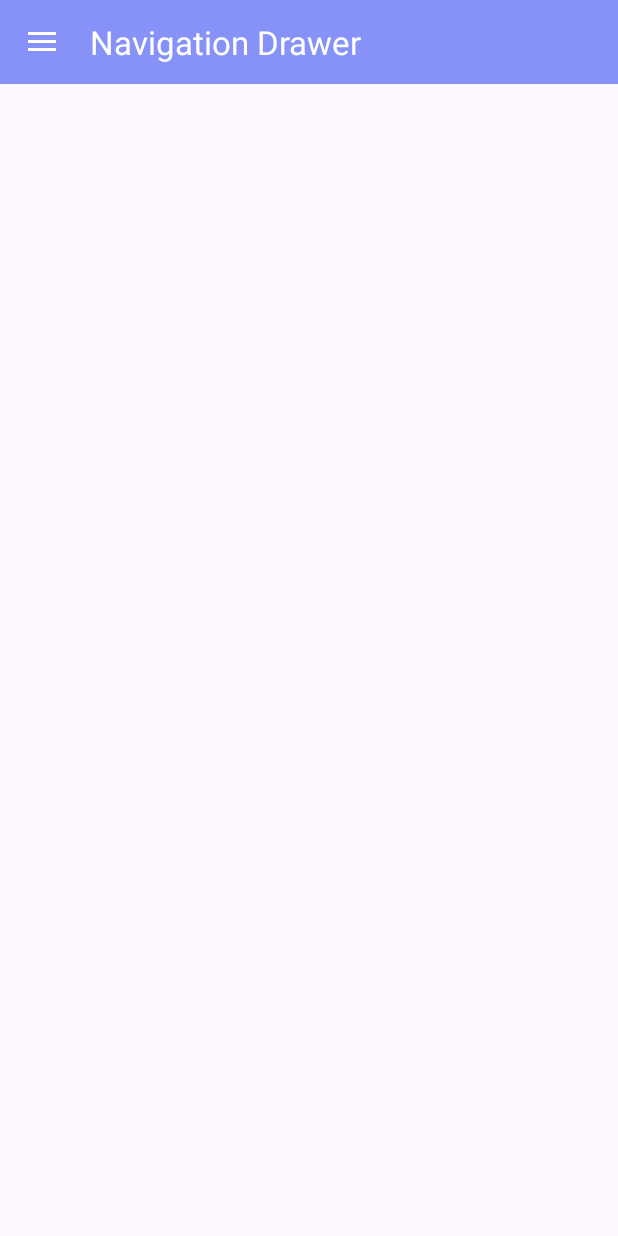
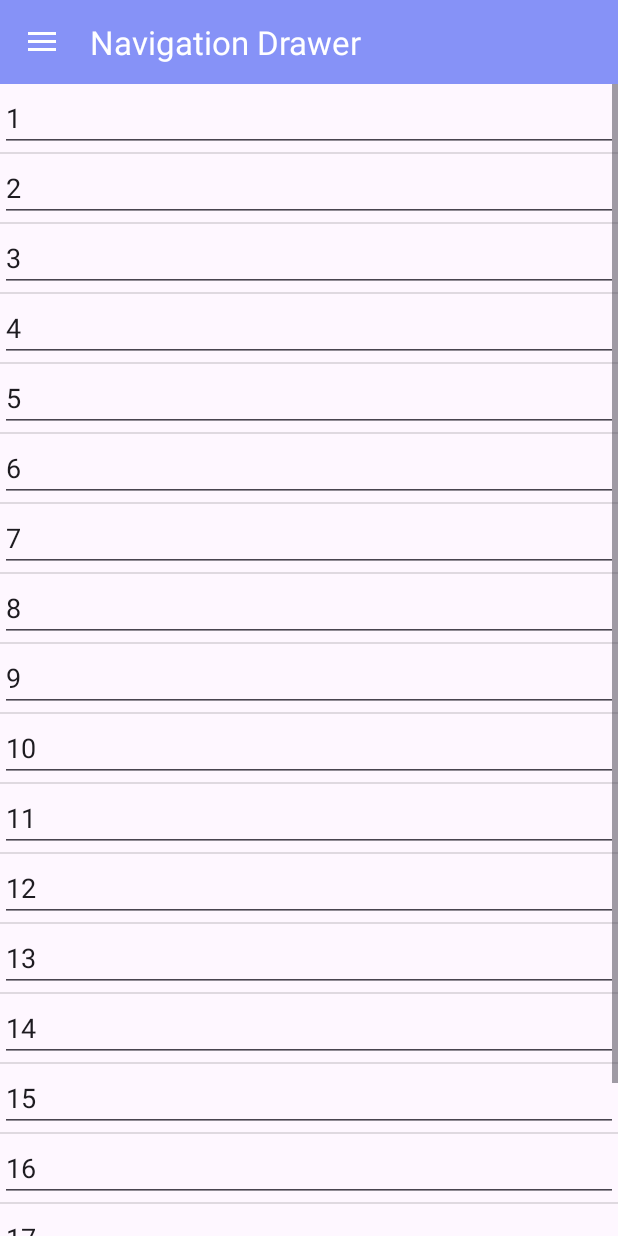
Before and after one commit to bdelong41/animated-octo-giggle, an Android app: the screen it shows after launch (MainActivity), in the side drawer, after a tap on "About Us", on a phone screen of 412 x 824 dp. Run offline under Robolectric (Android 15) with nearby library versions, the phone set to English and light mode, and no system bars; libraries missing offline, so code that uses them is left out: androidx.camera.core, androidx.camera.lifecycle, androidx.camera.view, com.google.mlkit.vision; 7 statements that could not run were skipped.

Commit message:
ui fixes

```diff
--- a/app/src/main/java/com/Inventory/inventorytracker/AboutFragment.java
+++ b/app/src/main/java/com/Inventory/inventorytracker/AboutFragment.java
@@ -8,6 +8,13 @@ import androidx.fragment.app.Fragment;
 import android.view.LayoutInflater;
 import android.view.View;
 import android.view.ViewGroup;
+import android.widget.ArrayAdapter;
+import android.widget.ListView;
+import android.widget.RelativeLayout;
+
+import com.Inventory.inventorytracker.model.MyListAdapter;
+
+import java.util.ArrayList;
 
 /**
  * A simple {@link Fragment} subclass.
@@ -25,8 +32,19 @@ public class AboutFragment extends Fragment {
     private String mParam1;
     private String mParam2;
 
+    String s[] = new String[]{
+            "1", "2", "3", "4", "5", "6", "7", "8", "9", "10", "11", "12", "13", "14", "15", "16", "17", "18", "19"
+    };
+    final ArrayList<String> list = new ArrayList<>();
+
+
     public AboutFragment() {
         // Required empty public constructor
+        for (int i = 0; i < s.length; i++) {
+            list.add(s[i]);
+        }
+
+
     }
 
     /**
@@ -60,6 +78,10 @@ public class AboutFragment extends Fragment {
     public View onCreateView(LayoutInflater inflater, ViewGroup container,
                              Bundle savedInstanceState) {
         // Inflate the layout for this fragment
-        return inflater.inflate(R.layout.fragment_about, container, false);
+        RelativeLayout ll = (RelativeLayout) inflater.inflate(R.layout.fragment_about, container, false);
+        ListView listView = (ListView) ll.findViewById(R.id.listView);
+        MyListAdapter adapter = new MyListAdapter(getActivity(), s);
+        listView.setAdapter(adapter);
+        return ll;
     }
 }
--- a/app/src/main/java/com/Inventory/inventorytracker/DataBase/DBHandler.java
+++ b/app/src/main/java/com/Inventory/inventorytracker/DataBase/DBHandler.java
@@ -5,6 +5,7 @@ import android.content.Context;
 import android.database.Cursor;
 import android.database.sqlite.SQLiteDatabase;
 import android.database.sqlite.SQLiteOpenHelper;
+import android.util.Log;
 
 import com.Inventory.inventorytracker.model.Box;
 
@@ -45,7 +46,7 @@ public class DBHandler extends SQLiteOpenHelper {
         super(context, DB_NAME, null, DB_VERSION);
 //        dropTable();
 //        buildTable();
-        seedTable();
+//        seedTable();
     }
 
     // below method is for creating a database by running a sqlite query
@@ -70,7 +71,15 @@ public class DBHandler extends SQLiteOpenHelper {
     }
 
     // this method is use to add new course to our sqlite database.
-    public void addNewData(String packageName, String contents, String packageDescription, Integer packageID) {
+    public void addNewData(String packageName, List<String> contents, String packageDescription, Integer packageID) {
+
+        //stringifying contents
+        String content = "";
+        for(String item: contents){
+            content += (item + " ");
+        }
+
+        if(content.length() > 2) content = content.substring(0, content.length()-2);
 
         // on below line we are creating a variable for
         // our sqlite database and calling writable method
@@ -84,7 +93,7 @@ public class DBHandler extends SQLiteOpenHelper {
         // on below line we are passing all values
         // along with its key and value pair.
         values.put(Owner, packageName);
-        values.put(Contents, contents);
+        values.put(Contents, content);
         values.put(Description, packageDescription);
         values.put(PackageID, packageID);
 
@@ -116,6 +125,7 @@ public class DBHandler extends SQLiteOpenHelper {
         db.close();
     }
     public Box getData(Integer ID){
+        Log.d("Database", "Called");
         Box box = null;
         String str = "";
         SQLiteDatabase db = this.getReadableDatabase();
--- a/app/src/main/java/com/Inventory/inventorytracker/HomeFragment.java
+++ b/app/src/main/java/com/Inventory/inventorytracker/HomeFragment.java
@@ -16,12 +16,12 @@ import androidx.core.app.ActivityCompat;
 import androidx.core.content.ContextCompat;
 import androidx.fragment.app.Fragment;
 
+import android.util.Log;
 import android.util.Size;
 import android.view.LayoutInflater;
 import android.view.View;
 import android.view.ViewGroup;
-import android.widget.LinearLayout;
-import android.widget.RelativeLayout;
+import android.widget.FrameLayout;
 import android.widget.Toast;
 
 import com.Inventory.inventorytracker.model.ScannedItem;
@@ -62,11 +62,14 @@ public class HomeFragment extends Fragment {
 
     private FloatingActionButton fab;
 
+    private int scannedID;
+
     ScannedItem scannedItem = new ScannedItem();
 
 
     public HomeFragment() {
         // Required empty public constructor
+        scannedID = 0;
     }
 
     /**
@@ -158,10 +161,12 @@ public class HomeFragment extends Fragment {
 
                             for(Barcode barcode: barcodes){
                                 final String getValue = barcode.getRawValue();
-
+                                Log.d("scannedVal", getValue);
                                 try{
                                     //try casting barcode data to integer
                                     scannedItem.setBoxID(Integer.parseInt(getValue));
+                                    //saving box id
+                                    scannedID = Integer.parseInt(getValue);
                                 }catch(Exception e){
                                     e.printStackTrace();
                                 }
@@ -186,13 +191,13 @@ public class HomeFragment extends Fragment {
     public View onCreateView(LayoutInflater inflater, ViewGroup container,
                              Bundle savedInstanceState) {
 
-        RelativeLayout ll = (RelativeLayout) inflater.inflate(R.layout.fragment_home, container, false);
+        FrameLayout ll = (FrameLayout) inflater.inflate(R.layout.fragment_home, container, false);
         previewView = ll.findViewById(R.id.cameraPreview);
         fab = ll.findViewById(R.id.scan);
         fab.setOnClickListener(new View.OnClickListener() {
             public void onClick(View v){
 //                getParentFragmentManager().beginTransaction().replace(R.id.fragment_container, new HomeFragment()).commit();
-                if(scannedItem.getBoxID() != null) ((MainActivity)getActivity()).openSettings();
+                if(scannedItem.getBoxID() != null) ((MainActivity)getActivity()).openSettings(scannedID);
 
             }
         });
--- a/app/src/main/java/com/Inventory/inventorytracker/MainActivity.java
+++ b/app/src/main/java/com/Inventory/inventorytracker/MainActivity.java
@@ -15,6 +15,7 @@ import android.view.MenuItem;
 import android.widget.Toast;
 
 import com.Inventory.inventorytracker.DataBase.DBHandler;
+import com.Inventory.inventorytracker.model.Box;
 import com.google.android.material.navigation.NavigationView;
 import com.google.common.util.concurrent.ListenableFuture;
 
@@ -59,7 +60,7 @@ public class MainActivity extends AppCompatActivity implements NavigationView.On
             getSupportFragmentManager().beginTransaction().replace(R.id.fragment_container, new HomeFragment()).commit();
         }
         else if(itemId == R.id.nav_settings){
-            getSupportFragmentManager().beginTransaction().replace(R.id.fragment_container, new SettingsFragment()).commit();
+            getSupportFragmentManager().beginTransaction().replace(R.id.fragment_container, new SettingsFragment(null)).commit();
         }
         else if(itemId == R.id.nav_share){
             getSupportFragmentManager().beginTransaction().replace(R.id.fragment_container, new ShareFragment()).commit();
@@ -83,7 +84,7 @@ public class MainActivity extends AppCompatActivity implements NavigationView.On
         }
     }
 
-    public void openSettings(){
-        getSupportFragmentManager().beginTransaction().replace(R.id.fragment_container, new SettingsFragment()).commit();
+    public void openSettings(Integer boxID){
+        getSupportFragmentManager().beginTransaction().replace(R.id.fragment_container, new SettingsFragment(boxID)).commit();
     }
 }
--- a/app/src/main/java/com/Inventory/inventorytracker/SettingsFragment.java
+++ b/app/src/main/java/com/Inventory/inventorytracker/SettingsFragment.java
@@ -11,16 +11,19 @@ import android.view.View;
 import android.view.ViewGroup;
 import android.widget.ArrayAdapter;
 import android.widget.Button;
+import android.widget.FrameLayout;
 import android.widget.ListView;
 import android.widget.RelativeLayout;
 import android.widget.TextView;
 
 import com.Inventory.inventorytracker.DataBase.DBHandler;
 import com.Inventory.inventorytracker.model.Box;
+import com.Inventory.inventorytracker.model.MyListAdapter;
 import com.Inventory.inventorytracker.model.ScannedItem;
 import com.google.android.material.floatingactionbutton.FloatingActionButton;
 
 import java.util.ArrayList;
+import java.util.Arrays;
 import java.util.List;
 
 /**
@@ -47,7 +50,7 @@ public class SettingsFragment extends ListFragment {
     private TextView nameView;
 
     //local vars
-    private ArrayAdapter<String> adapter;
+//    private ArrayAdapter<String> adapter;
     private String[] contents;
     private Context context;
 
@@ -57,10 +60,19 @@ public class SettingsFragment extends ListFragment {
     private ScannedItem scannedItem;
     private Box currentBox;
 
+    private static MyListAdapter adapter;
+
     private FloatingActionButton addFab;
+    private FloatingActionButton saveFab;
 
-    public SettingsFragment() {
-        // Required empty public constructor
+    private static Box selected;
+
+    public SettingsFragment(Integer boxID) {
+        boxID = 1;
+        dbHandler = new DBHandler(getActivity());
+        if (boxID != null && boxID != 0) {
+            selected = dbHandler.getData(boxID);
+        }
     }
 
     /**
@@ -73,7 +85,7 @@ public class SettingsFragment extends ListFragment {
      */
     // TODO: Rename and change types and number of parameters
     public static SettingsFragment newInstance(String param1, String param2) {
-        SettingsFragment fragment = new SettingsFragment();
+        SettingsFragment fragment = new SettingsFragment(null);
         Bundle args = new Bundle();
         args.putString(ARG_PARAM1, param1);
         args.putString(ARG_PARAM2, param2);
@@ -88,22 +100,54 @@ public class SettingsFragment extends ListFragment {
             mParam1 = getArguments().getString(ARG_PARAM1);
             mParam2 = getArguments().getString(ARG_PARAM2);
         }
+        //retrieving data
+        dbHandler = new DBHandler(getActivity());
+        selected = new Box("Owner", new ArrayList<String>(Arrays.asList("")), 1, 1);
+        dbHandler.getData(selected.getId());
     }
 
     @Override
     public View onCreateView(LayoutInflater inflater, ViewGroup container,
                              Bundle savedInstanceState) {
         // Inflate the layout for this fragment
-        RelativeLayout ll = (RelativeLayout) inflater.inflate(R.layout.fragment_settings, container, false);
+        FrameLayout ll = (FrameLayout) inflater.inflate(R.layout.fragment_settings, container, false);
         addFab = ll.findViewById(R.id.add);
+        saveFab = ll.findViewById(R.id.save);
 
         dbHandler = new DBHandler(getActivity());
-        Box box = dbHandler.getData(100);
-        String fruits[] = {"apple", "Bread"};
-//        adapter = new ArrayAdapter<String>(context, R.id.listViewLinearLayout, contents);
-//        ArrayAdapter arrayAdapter = ArrayAdapter.createFromResource(getActivity(), R.array.fruits_list, android.R.layout.simple_list_item_1);
-        ArrayAdapter arrayAdapter = new ArrayAdapter<String>(getActivity(), android.R.layout.simple_list_item_1, box.getContents());
-        setListAdapter(arrayAdapter);
+        if(selected == null){
+            adapter = new MyListAdapter(getActivity(), new ArrayList<String>());
+            adapter.addItem();
+        }
+        else {
+            adapter = new MyListAdapter(getActivity(), selected.getContents());
+            adapter.addItem();
+        }
+        setListAdapter(adapter);
+
+        addFab.setOnClickListener(new View.OnClickListener() {
+            public void onClick(View v){
+                adapter.addItem();
+                setListAdapter(adapter);
+            }
+        });
+
+        FloatingActionButton dbfab = ll.findViewById(R.id.addDatabase);
+
+        dbfab.setOnClickListener(new View.OnClickListener() {
+            public void onClick(View v){
+                List<String> content = new ArrayList<String>(Arrays.asList("contents1", "contents2", "contents3"));
+                for(int index = 0; index < 10; index++){
+                    dbHandler.addNewData("Name" + Integer.toString(index), content, "Person's package", index);
+                }
+            }
+        });
+
+        saveFab.setOnClickListener(new View.OnClickListener() {
+            public void onClick(View v){
+                selected.setContents(adapter.getVals());
+            }
+        });
         return ll;
     }
 
@@ -113,7 +157,4 @@ public class SettingsFragment extends ListFragment {
         this.context = context;
     }
 
-    public void loadData(){
-        currentBox = dbHandler.getData(scannedItem.getBoxID());
-    }
 }
--- a/app/src/main/java/com/Inventory/inventorytracker/model/Box.java
+++ b/app/src/main/java/com/Inventory/inventorytracker/model/Box.java
@@ -48,4 +48,8 @@ public class Box {
     public void setBoxID(Integer boxID) {
         this.boxID = boxID;
     }
+
+    public void addItem(String val){
+        contents.add(val);
+    }
 }
--- /dev/null
+++ b/app/src/main/java/com/Inventory/inventorytracker/model/MyListAdapter.java
@@ -0,0 +1,69 @@
+package com.Inventory.inventorytracker.model;
+import android.content.Context;
+import android.text.Editable;
+import android.text.TextWatcher;
+import android.view.LayoutInflater;
+import android.view.View;
+import android.view.ViewGroup;
+import android.widget.ArrayAdapter;
+import android.widget.EditText;
+
+import com.Inventory.inventorytracker.R;
+
+import java.util.Arrays;
+import java.util.List;
+
+public class MyListAdapter extends ArrayAdapter<String> {
+    private final Context context;
+    private static List<String> values;
+
+    public MyListAdapter(Context context, String[] values) {
+        super(context, R.layout.list_item, Arrays.asList(values));
+        this.context = context;
+        this.values = Arrays.asList(values);
+    }
+    public MyListAdapter(Context context, List<String> values) {
+        super(context, R.layout.list_item, values);
+        this.context = context;
+        this.values = values;
+    }
+
+    public void addItem(){
+        this.values.add("");
+    }
+
+    public List<String> getVals(){
+        return this.values;
+    }
+    @Override
+    public View getView(final int position, View convertView, ViewGroup parent) {
+
+        LayoutInflater inflater = (LayoutInflater) context
+                .getSystemService(Context.LAYOUT_INFLATER_SERVICE);
+
+        View rowView = inflater.inflate(R.layout.list_item, parent, false);
+
+        final EditText editText = (EditText) rowView.findViewById(R.id.edit_text);
+
+        editText.setText(values.get(position));
+
+        editText.addTextChangedListener(new TextWatcher() {
+            @Override
+            public void beforeTextChanged(CharSequence s, int start, int count, int after) {
+
+            }
+
+            @Override
+            public void onTextChanged(CharSequence s, int start, int before, int count) {
+
+            }
+
+            @Override
+            public void afterTextChanged(Editable s) {
+                values.set(position, editText.getText().toString());
+            }
+        });
+
+        return rowView;
+    }
+}
--- a/app/src/main/res/layout/fragment_about.xml
+++ b/app/src/main/res/layout/fragment_about.xml
@@ -6,5 +6,9 @@
     android:layout_height="match_parent"
     tools:context=".AboutFragment">
 
+    <ListView
+        android:layout_width="match_parent"
+        android:layout_height="match_parent"
+        android:id="@+id/listView"/>
 
 </RelativeLayout>
--- /dev/null
+++ b/app/src/main/res/layout/list_item.xml
@@ -0,0 +1,10 @@
+<?xml version="1.0" encoding="utf-8"?>
+<LinearLayout xmlns:android="http://schemas.android.com/apk/res/android"
+    android:layout_width="match_parent"
+    android:layout_height="match_parent">
+
+    <EditText
+        android:layout_width="match_parent"
+        android:id="@+id/edit_text"
+        android:layout_height="wrap_content" />
+</LinearLayout>
```
Also changed, not shown: app/src/main/res/layout/fragment_home.xml (+7 -2 lines), app/src/main/res/layout/fragment_settings.xml (+26 -3 lines).
